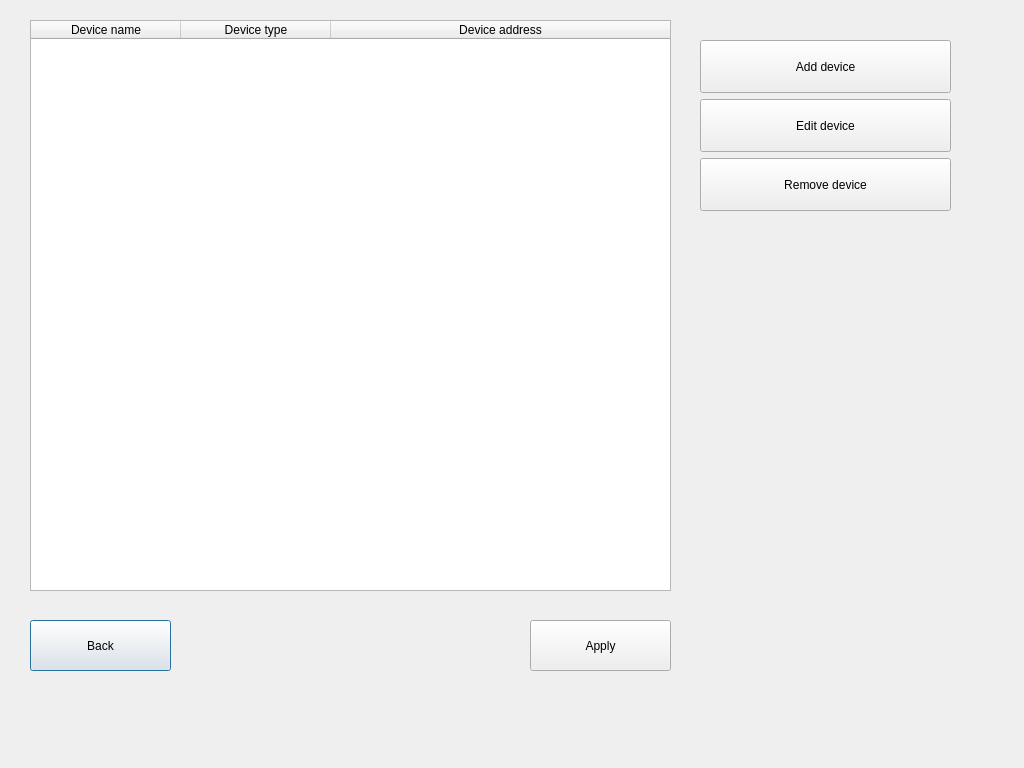
Qt form modbus-app/ui/DevicesConfiguration.ui (matus-u/sz-modbus) before a commit.
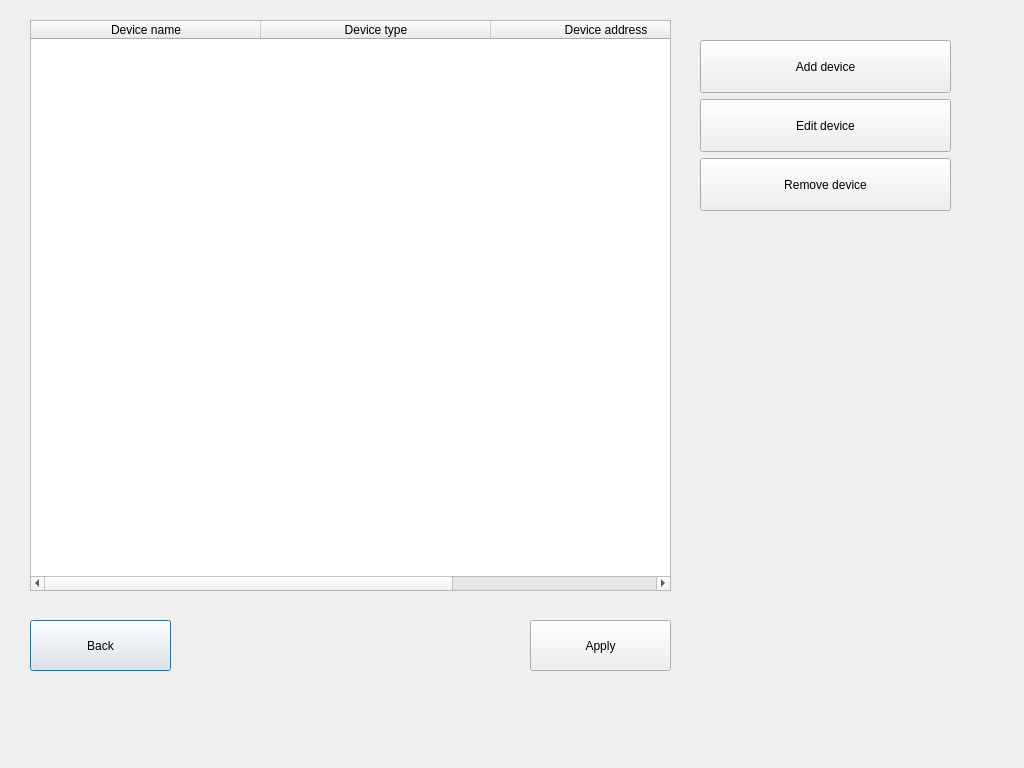
The same form after that commit.

Commit message: load/store config in file, set window opacity

```diff
--- a/modbus-app/ui/DevicesConfiguration.ui
+++ b/modbus-app/ui/DevicesConfiguration.ui
@@ -28,6 +28,9 @@
    <attribute name="horizontalHeaderCascadingSectionResizes">
     <bool>false</bool>
    </attribute>
+   <attribute name="horizontalHeaderDefaultSectionSize">
+    <number>230</number>
+   </attribute>
    <attribute name="horizontalHeaderMinimumSectionSize">
     <number>150</number>
    </attribute>
```
Left out of the diff: 6 changed lines with no effect on the pictures. The commit also changes 5 other files.
